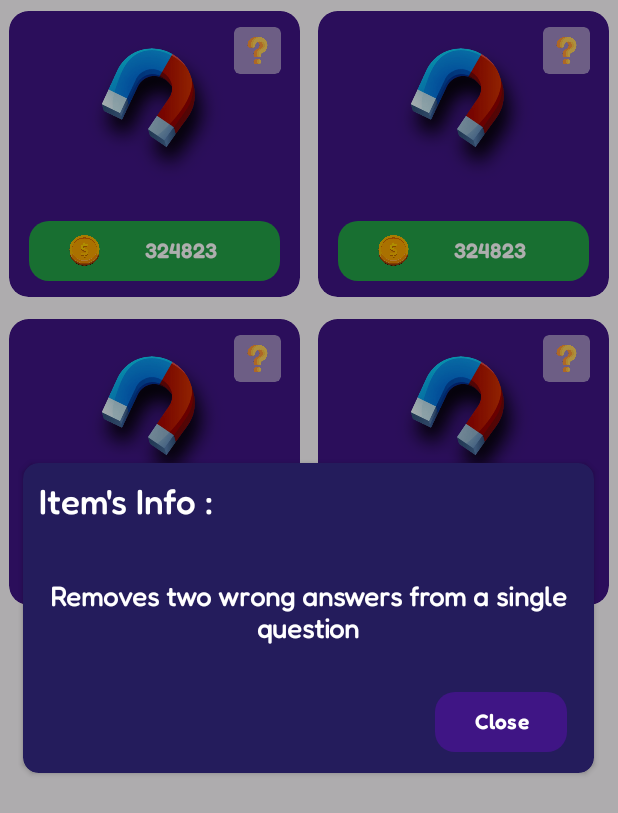
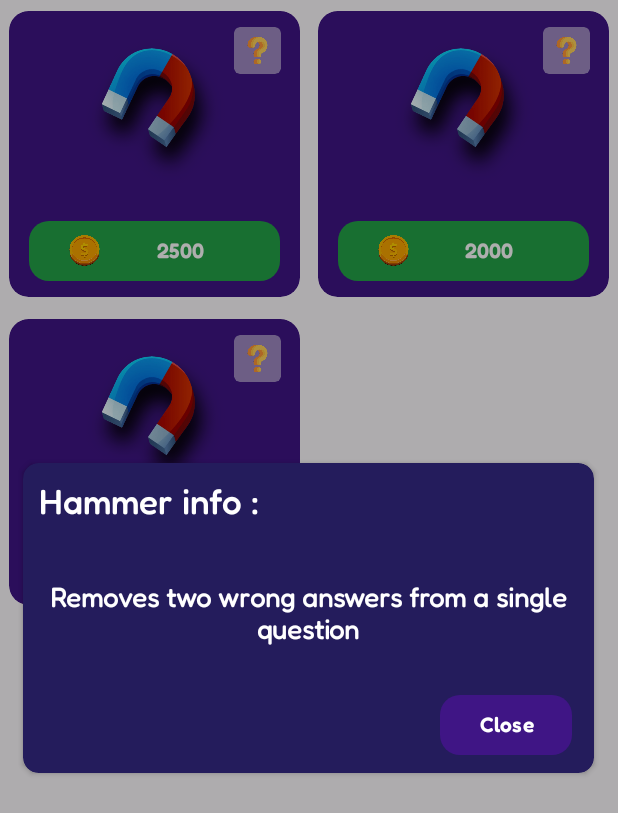
Before and after one commit to HamzaARS2/QuizinApp, an Android app: the fragment ItemsFragment shown on its own in the app's theme, after a tap on an icon or button, on a phone screen of 412 x 824 dp. Shown: the top 813 px of the screen. Run offline under Robolectric (Android 15) with nearby library versions, the phone set to English and light mode, and no system bars; our stand-ins replace Firebase (no records; nobody signed in at launch, a user with empty details on screens opened directly), sdp/ssp sizes; Roboto replaces fonts that are not available here.

Commit message:
Dynamic shop item's name, description, image, and info added

```diff
--- /dev/null
+++ b/app/src/main/java/com/reddevx/quizin/data/ShopItemsProvider.kt
@@ -0,0 +1,13 @@
+package com.reddevx.quizin.data
+
+import com.reddevx.quizin.R
+import com.reddevx.quizin.data.models.ShopItem
+
+
+fun getShopItems() : List<ShopItem> {
+    return listOf(
+        ShopItem("Hammer", R.drawable.quiz_item_tr,"Removes two wrong answers from a single question",2500),
+        ShopItem("Magnet", R.drawable.quiz_item_tr,"Add 30 seconds to the current question time",2000),
+        ShopItem("Sword", R.drawable.quiz_item_tr,"Skip question",3250),
+    )
+}
--- /dev/null
+++ b/app/src/main/java/com/reddevx/quizin/data/models/Inventory.kt
@@ -0,0 +1,24 @@
+package com.reddevx.quizin.data.models
+
+data class Inventory(
+    val allItems: List<ShopItem>,
+    val inUseItems: Array<ShopItem>
+) {
+    override fun equals(other: Any?): Boolean {
+        if (this === other) return true
+        if (javaClass != other?.javaClass) return false
+
+        other as Inventory
+
+        if (allItems != other.allItems) return false
+        if (!inUseItems.contentEquals(other.inUseItems)) return false
+
+        return true
+    }
+
+    override fun hashCode(): Int {
+        var result = allItems.hashCode()
+        result = 31 * result + inUseItems.contentHashCode()
+        return result
+    }
+}
--- /dev/null
+++ b/app/src/main/java/com/reddevx/quizin/data/models/ShopItem.kt
@@ -0,0 +1,10 @@
+package com.reddevx.quizin.data.models
+
+import com.reddevx.quizin.R
+
+data class ShopItem(
+    val name: String = "",
+    val resImage: Int = R.drawable.quiz_item_tr,
+    val description: String = "",
+    val price: Int = 100
+)
--- a/app/src/main/java/com/reddevx/quizin/ui/fragments/shop/items/ItemsFragment.kt
+++ b/app/src/main/java/com/reddevx/quizin/ui/fragments/shop/items/ItemsFragment.kt
@@ -1,5 +1,6 @@
 package com.reddevx.quizin.ui.fragments.shop.items
 
+import android.annotation.SuppressLint
 import android.graphics.Color
 import android.graphics.drawable.ColorDrawable
 import androidx.lifecycle.ViewModelProvider
@@ -9,8 +10,12 @@ import android.view.LayoutInflater
 import android.view.View
 import android.view.ViewGroup
 import android.widget.Button
+import android.widget.TextView
+import android.widget.Toast
 import androidx.appcompat.app.AlertDialog
 import com.reddevx.quizin.R
+import com.reddevx.quizin.data.getShopItems
+import com.reddevx.quizin.data.models.ShopItem
 import com.reddevx.quizin.databinding.FragmentItemsBinding
 import com.reddevx.quizin.ui.fragments.shop.ShopViewModel
 import com.reddevx.quizin.utils.showDialog
@@ -30,7 +35,7 @@ class ItemsFragment : Fragment(), ItemListener {
         savedInstanceState: Bundle?
     ): View {
         viewModel = ViewModelProvider(requireActivity())[ShopViewModel::class.java]
-        shopItemsAdapter = ShopItemsAdapter(arrayListOf("1","2","3","4"),this)
+        shopItemsAdapter = ShopItemsAdapter(getShopItems(),this)
 
         return binding.root
     }
@@ -43,13 +48,25 @@ class ItemsFragment : Fragment(), ItemListener {
         }
     }
 
-    override fun onQuestionMarkClick(item: String) {
-        showItemInfo()
+    override fun onQuestionMarkClick(item: ShopItem) {
+        showItemInfo(item)
     }
 
-    private fun showItemInfo() {
+    override fun onBuyButtonClick(item: ShopItem) {
+        showDialog(true,"Are you sure you want to buy this item ?",requireContext()) {
+            Toast.makeText(requireContext(), "You have bought ${item.name} item for ${item.price}", Toast.LENGTH_SHORT).show()
+            it.dismiss()
+        }
+    }
+
+    @SuppressLint("SetTextI18n")
+    private fun showItemInfo(item: ShopItem) {
         val view = LayoutInflater.from(requireContext()).inflate(R.layout.shop_item_explanation_dialog,binding.root,false)
         val closeBtn: Button = view.findViewById(R.id.shop_item_explanation_close_btn)
+        val itemInfoTv: TextView = view.findViewById(R.id.shop_item_explanation_body_tv)
+        val itemNameTv: TextView = view.findViewById(R.id.shop_item_explanation_name_tv)
+        itemNameTv.text = "${item.name} info :"
+        itemInfoTv.text = item.description
         val dialog = AlertDialog.Builder(requireContext())
             .setView(view)
             .create()
--- a/app/src/main/java/com/reddevx/quizin/ui/fragments/shop/items/ShopItemsAdapter.kt
+++ b/app/src/main/java/com/reddevx/quizin/ui/fragments/shop/items/ShopItemsAdapter.kt
@@ -3,11 +3,14 @@ package com.reddevx.quizin.ui.fragments.shop.items
 import android.view.LayoutInflater
 import android.view.View
 import android.view.ViewGroup
+import android.widget.Button
+import android.widget.ImageView
 import androidx.cardview.widget.CardView
 import androidx.recyclerview.widget.RecyclerView
 import com.reddevx.quizin.R
+import com.reddevx.quizin.data.models.ShopItem
 
-class ShopItemsAdapter(private val items:ArrayList<String>, val mListener:ItemListener) : RecyclerView.Adapter<ShopItemsAdapter.ShopItemsHolder>() {
+class ShopItemsAdapter(private val items:List<ShopItem>, val mListener:ItemListener) : RecyclerView.Adapter<ShopItemsAdapter.ShopItemsHolder>() {
     override fun onCreateViewHolder(parent: ViewGroup, viewType: Int): ShopItemsHolder {
        return ShopItemsHolder(
            LayoutInflater
@@ -17,23 +20,35 @@ class ShopItemsAdapter(private val items:ArrayList<String>, val mListener:ItemLi
     }
 
     override fun onBindViewHolder(holder: ShopItemsHolder, position: Int) {
-
+        val item = items[position]
+        holder.setItemInfo(item)
     }
 
     override fun getItemCount(): Int = items.size
 
     inner class ShopItemsHolder(itemView:View) : RecyclerView.ViewHolder(itemView) {
         private val questionMark: CardView = itemView.findViewById(R.id.shop_item_question_mark)
+        private val itemImage: ImageView = itemView.findViewById(R.id.shop_item_image)
+        private val buyBtn: Button = itemView.findViewById(R.id.shop_item_buy_btn)
 
         init {
             questionMark.setOnClickListener {
                 mListener.onQuestionMarkClick(items[adapterPosition])
             }
+            buyBtn.setOnClickListener {
+                mListener.onBuyButtonClick(items[adapterPosition])
+            }
+        }
+
+        fun setItemInfo(item: ShopItem) {
+            itemImage.setImageResource(item.resImage)
+            buyBtn.text = item.price.toString()
         }
     }
 
 }
 
 interface ItemListener {
-    fun onQuestionMarkClick(item:String)
+    fun onQuestionMarkClick(item:ShopItem)
+    fun onBuyButtonClick(item: ShopItem)
 }
--- a/app/src/main/res/layout/shop_item.xml
+++ b/app/src/main/res/layout/shop_item.xml
@@ -14,11 +14,11 @@
         android:layout_height="match_parent">
 
         <ImageView
-            android:id="@+id/imageView16"
+            android:id="@+id/shop_item_image"
             android:layout_width="0dp"
             android:layout_height="0dp"
             android:src="@drawable/quiz_item_tr"
-            app:layout_constraintBottom_toTopOf="@+id/button"
+            app:layout_constraintBottom_toTopOf="@+id/shop_item_buy_btn"
             app:layout_constraintDimensionRatio="3:2"
             app:layout_constraintEnd_toEndOf="parent"
             app:layout_constraintHorizontal_bias="0.5"
@@ -27,7 +27,7 @@
             app:layout_constraintVertical_chainStyle="spread_inside" />
 
         <Button
-            android:id="@+id/button"
+            android:id="@+id/shop_item_buy_btn"
             style="@style/shopButtonStyle"
             android:layout_width="0dp"
             android:layout_height="wrap_content"
@@ -41,7 +41,7 @@
             app:layout_constraintEnd_toEndOf="parent"
             app:layout_constraintHorizontal_bias="0.5"
             app:layout_constraintStart_toStartOf="parent"
-            app:layout_constraintTop_toBottomOf="@+id/imageView16" />
+            app:layout_constraintTop_toBottomOf="@+id/shop_item_image" />
 
 
         <com.google.android.material.card.MaterialCardView
@@ -55,7 +55,7 @@
             android:foreground="?attr/selectableItemBackground"
             android:clickable="true"
             android:focusable="true"
-            app:layout_constraintBottom_toBottomOf="@+id/imageView16"
+            app:layout_constraintBottom_toBottomOf="@+id/shop_item_image"
             app:layout_constraintDimensionRatio="1:1"
             app:layout_constraintEnd_toEndOf="parent"
             app:layout_constraintHorizontal_bias="0.923"
--- a/app/src/main/res/layout/shop_item_explanation_dialog.xml
+++ b/app/src/main/res/layout/shop_item_explanation_dialog.xml
@@ -34,20 +34,21 @@
                 android:gravity="center"
                 android:text="Removes two wrong answers from a single question"
                 android:textSize="@dimen/_14ssp"
+                android:padding="@dimen/_8sdp"
                 app:layout_constraintBottom_toTopOf="@+id/shop_item_explanation_close_btn"
                 app:layout_constraintEnd_toEndOf="parent"
                 app:layout_constraintHorizontal_bias="0.5"
                 app:layout_constraintStart_toStartOf="parent"
-                app:layout_constraintTop_toBottomOf="@+id/textView8" />
+                app:layout_constraintTop_toBottomOf="@+id/shop_item_explanation_name_tv" />
 
             <TextView
-                android:id="@+id/textView8"
+                android:id="@+id/shop_item_explanation_name_tv"
                 android:layout_width="wrap_content"
                 android:layout_height="wrap_content"
-                android:layout_margin="@dimen/_8sdp"
                 android:fontFamily="@font/fredoka_medium"
                 android:text="Item's Info :"
                 android:textSize="@dimen/_18ssp"
+                android:layout_margin="@dimen/_8sdp"
                 app:layout_constraintBottom_toTopOf="@+id/shop_item_explanation_body_tv"
                 app:layout_constraintStart_toStartOf="parent"
                 app:layout_constraintTop_toTopOf="parent"
@@ -61,10 +62,10 @@
                 android:text="@string/close"
                 app:layout_constraintBottom_toBottomOf="parent"
                 app:layout_constraintEnd_toEndOf="@+id/shop_item_explanation_body_tv"
-                app:layout_constraintHorizontal_bias="0.938"
+                app:layout_constraintHorizontal_bias="0.95"
                 app:layout_constraintStart_toStartOf="@+id/shop_item_explanation_body_tv"
                 app:layout_constraintTop_toTopOf="parent"
-                app:layout_constraintVertical_bias="0.937" />
+                app:layout_constraintVertical_bias="0.95" />
         </androidx.constraintlayout.widget.ConstraintLayout>
 
     </androidx.cardview.widget.CardView>
```
